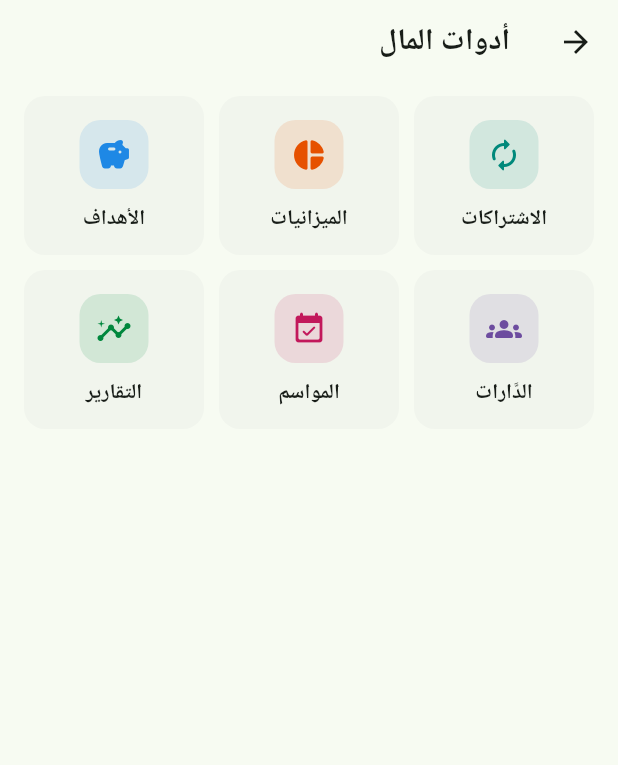
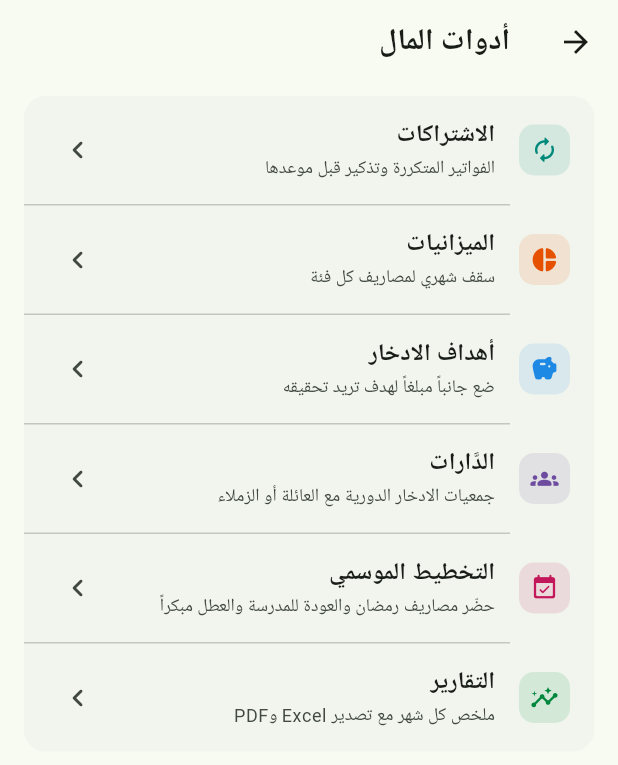
Before and after one commit to MerabetAbdelkarim/chehria, a Flutter app: the MoneyToolsScreen screen opened directly, on a phone screen of 412 x 824 dp. Shown: the top 765 px of the screen. Run offline on Flutter 3.47's test engine with Material 3 defaults, Android fonts, the phone set to English and light mode, and no system bars; our stand-ins replace cloud_firestore, firebase_auth, firebase_core, firebase_crashlytics, fl_chart, flutter_local_notifications and 6 more; missing offline and left inert: excel, firebase_app_check; accounts and stored records are empty.

Commit message:
Money tools: vertical list with a line explaining each tool

```diff
--- a/lib/core/localization/s.dart
+++ b/lib/core/localization/s.dart
@@ -218,8 +218,22 @@ class S {
       _t('حدّد راتبك ويوم استلامه', 'Indiquez votre salaire et jour de paie');
   String paydayOfMonth(int day) =>
       _t('يوم $day من كل شهر', 'le $day de chaque mois');
-  String get toolGoals => _t('الأهداف', 'Objectifs');
-  String get toolSeasonal => _t('المواسم', 'Saisons');
+  String get subscriptionsHint => _t(
+    'الفواتير المتكررة وتذكير قبل موعدها',
+    'Factures récurrentes, rappel avant l’échéance',
+  );
+  String get budgetsHint =>
+      _t('سقف شهري لمصاريف كل فئة', 'Plafond mensuel par catégorie');
+  String get goalsHint =>
+      _t('ضع جانباً مبلغاً لهدف تريد تحقيقه', 'Mettez de côté pour un projet');
+  String get dartGroupsHint => _t(
+    'جمعيات الادخار الدورية مع العائلة أو الزملاء',
+    'Tontines avec la famille ou les collègues',
+  );
+  String get reportsHint => _t(
+    'ملخص كل شهر مع تصدير Excel وPDF',
+    'Bilan mensuel, export Excel et PDF',
+  );
   String get currencyDzdShort => _t('بالدينار', 'En dinars');
   String get currencyMillionsShort => _t('بالمليون', 'En millions');
   String get remindersOn => _t('مفعّلة', 'Activés');
--- a/lib/features/settings/presentation/money_tools_screen.dart
+++ b/lib/features/settings/presentation/money_tools_screen.dart
@@ -8,8 +8,10 @@ import '../../goals/presentation/goals_screen.dart';
 import '../../reports/presentation/reports_screen.dart';
 import '../../seasonal/presentation/seasonal_screen.dart';
 import '../../subscriptions/presentation/subscriptions_screen.dart';
+import 'settings_widgets.dart';
 
-/// "Money tools": the app's features beyond the daily budget, as a grid.
+/// "Money tools": the app's features beyond the daily budget, one per row
+/// with a line saying what each one is for.
 class MoneyToolsScreen extends ConsumerWidget {
   const MoneyToolsScreen({super.key});
 
@@ -26,43 +28,49 @@ class MoneyToolsScreen extends ConsumerWidget {
       body: ListView(
         padding: const EdgeInsets.fromLTRB(16, 8, 16, 40),
         children: [
-          _ToolsGrid(
-            tools: [
-              _Tool(
-                Icons.autorenew_rounded,
-                s.subscriptions,
-                const Color(0xFF00897B),
-                () => open(SubscriptionsScreen.route()),
+          SettingsSection(
+            children: [
+              SettingsTile(
+                icon: Icons.autorenew_rounded,
+                color: const Color(0xFF00897B),
+                title: s.subscriptions,
+                subtitle: s.subscriptionsHint,
+                onTap: () => open(SubscriptionsScreen.route()),
               ),
-              _Tool(
-                Icons.pie_chart_rounded,
-                s.budgets,
-                const Color(0xFFE65100),
-                () => open(BudgetsScreen.route()),
+              SettingsTile(
+                icon: Icons.pie_chart_rounded,
+                color: const Color(0xFFE65100),
+                title: s.budgets,
+                subtitle: s.budgetsHint,
+                onTap: () => open(BudgetsScreen.route()),
               ),
-              _Tool(
-                Icons.savings_rounded,
-                s.toolGoals,
-                const Color(0xFF1E88E5),
-                () => open(GoalsScreen.route()),
+              SettingsTile(
+                icon: Icons.savings_rounded,
+                color: const Color(0xFF1E88E5),
+                title: s.goals,
+                subtitle: s.goalsHint,
+                onTap: () => open(GoalsScreen.route()),
               ),
-              _Tool(
-                Icons.groups_rounded,
-                s.dartGroups,
-                const Color(0xFF6D4C9F),
-                () => open(DartScreen.route()),
+              SettingsTile(
+                icon: Icons.groups_rounded,
+                color: const Color(0xFF6D4C9F),
+                title: s.dartGroups,
+                subtitle: s.dartGroupsHint,
+                onTap: () => open(DartScreen.route()),
               ),
-              _Tool(
-                Icons.event_available_rounded,
-                s.toolSeasonal,
-                const Color(0xFFC2185B),
-                () => open(SeasonalScreen.route()),
+              SettingsTile(
+                icon: Icons.event_available_rounded,
+                color: const Color(0xFFC2185B),
+                title: s.seasonal,
+                subtitle: s.seasonalHint,
+                onTap: () => open(SeasonalScreen.route()),
               ),
-              _Tool(
-                Icons.insights_rounded,
-                s.reports,
-                const Color(0xFF00873D),
-                () => open(ReportsScreen.route()),
+              SettingsTile(
+                icon: Icons.insights_rounded,
+                color: const Color(0xFF00873D),
+                title: s.reports,
+                subtitle: s.reportsHint,
+                onTap: () => open(ReportsScreen.route()),
               ),
             ],
           ),
@@ -71,96 +79,3 @@ class MoneyToolsScreen extends ConsumerWidget {
     );
   }
 }
-
-class _Tool {
-  const _Tool(this.icon, this.label, this.color, this.onTap);
-
-  final IconData icon;
-  final String label;
-  final Color color;
-  final VoidCallback onTap;
-}
-
-/// Rows of three tiles. Rows (not a fixed-ratio grid) so a tile grows with
-/// large system fonts instead of clipping its label; tiles in a row keep the
-/// same height.
-class _ToolsGrid extends StatelessWidget {
-  const _ToolsGrid({required this.tools});
-
-  final List<_Tool> tools;
-
-  static const int _perRow = 3;
-
-  @override
-  Widget build(BuildContext context) {
-    final rows = <List<_Tool>>[
-      for (var i = 0; i < tools.length; i += _perRow)
-        tools.sublist(i, (i + _perRow).clamp(0, tools.length)),
-    ];
-    return Column(
-      children: [
-        for (var r = 0; r < rows.length; r++) ...[
-          if (r > 0) const SizedBox(height: 10),
-          IntrinsicHeight(
-            child: Row(
-              crossAxisAlignment: CrossAxisAlignment.stretch,
-              children: [
-                for (var i = 0; i < _perRow; i++) ...[
-                  if (i > 0) const SizedBox(width: 10),
-                  Expanded(
-                    child: i < rows[r].length
-                        ? _ToolTile(tool: rows[r][i])
-                        : const SizedBox.shrink(),
-                  ),
-                ],
-              ],
-            ),
-          ),
-        ],
-      ],
-    );
-  }
-}
-
-class _ToolTile extends StatelessWidget {
-  const _ToolTile({required this.tool});
-
-  final _Tool tool;
-
-  @override
-  Widget build(BuildContext context) {
-    final theme = Theme.of(context);
-    return Card(
-      margin: EdgeInsets.zero,
-      clipBehavior: Clip.antiAlias,
-      child: InkWell(
-        onTap: tool.onTap,
-        child: Padding(
-          padding: const EdgeInsets.fromLTRB(6, 16, 6, 14),
-          child: Column(
-            mainAxisAlignment: MainAxisAlignment.center,
-            children: [
-              Container(
-                width: 46,
-                height: 46,
-                decoration: BoxDecoration(
-                  color: tool.color.withValues(alpha: .13),
-                  borderRadius: BorderRadius.circular(14),
-                ),
-                child: Icon(tool.icon, color: tool.color, size: 24),
-              ),
-              const SizedBox(height: 10),
-              Text(
-                tool.label,
-                textAlign: TextAlign.center,
-                style: theme.textTheme.labelLarge?.copyWith(
-                  fontWeight: FontWeight.w700,
-                ),
-              ),
-            ],
-          ),
-        ),
-      ),
-    );
-  }
-}
--- a/lib/features/settings/presentation/settings_widgets.dart
+++ b/lib/features/settings/presentation/settings_widgets.dart
@@ -4,13 +4,10 @@ import 'package:flutter/material.dart';
 /// dividers between the rows. Every part of the settings screen uses it so the
 /// page reads as a few clear blocks.
 class SettingsSection extends StatelessWidget {
-  const SettingsSection({
-    super.key,
-    required this.title,
-    required this.children,
-  });
+  const SettingsSection({super.key, this.title, required this.children});
 
-  final String title;
+  /// Omitted when the page title already names the group.
+  final String? title;
   final List<Widget> children;
 
   @override
@@ -19,10 +16,11 @@ class SettingsSection extends StatelessWidget {
     return Column(
       crossAxisAlignment: CrossAxisAlignment.stretch,
       children: [
+        if (title != null)
           Padding(
             padding: const EdgeInsetsDirectional.fromSTEB(6, 0, 6, 8),
             child: Text(
-            title,
+              title!,
               style: theme.textTheme.labelLarge?.copyWith(
                 color: theme.colorScheme.onSurfaceVariant,
                 fontWeight: FontWeight.w700,
```
Also changed, not shown: 1 other file. Lines whose indentation alone changed are shown as unchanged.
